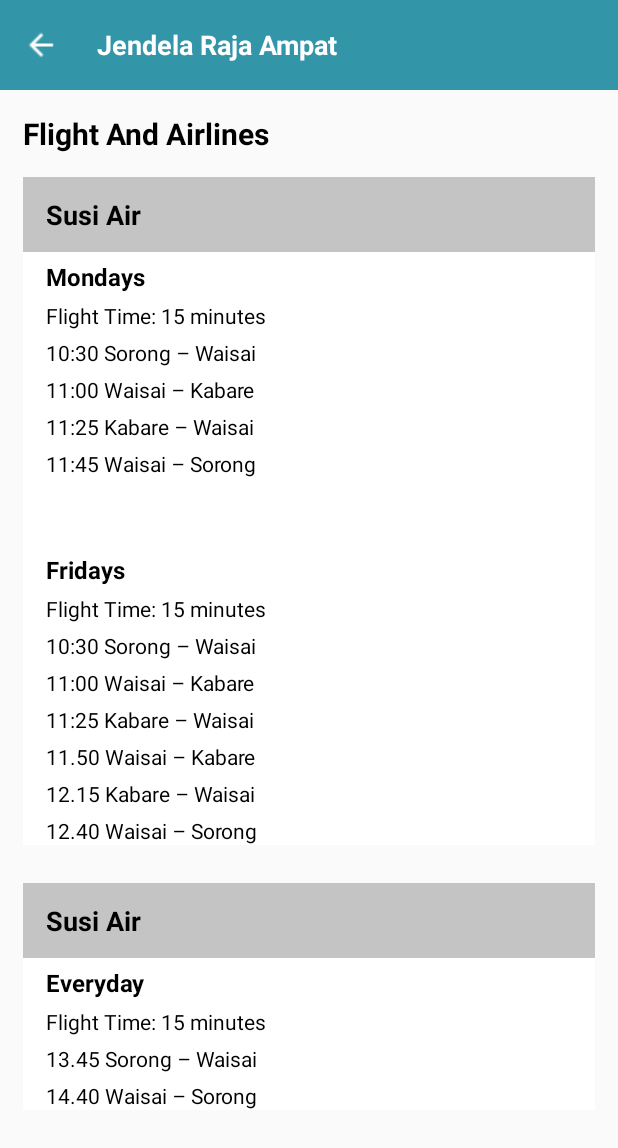
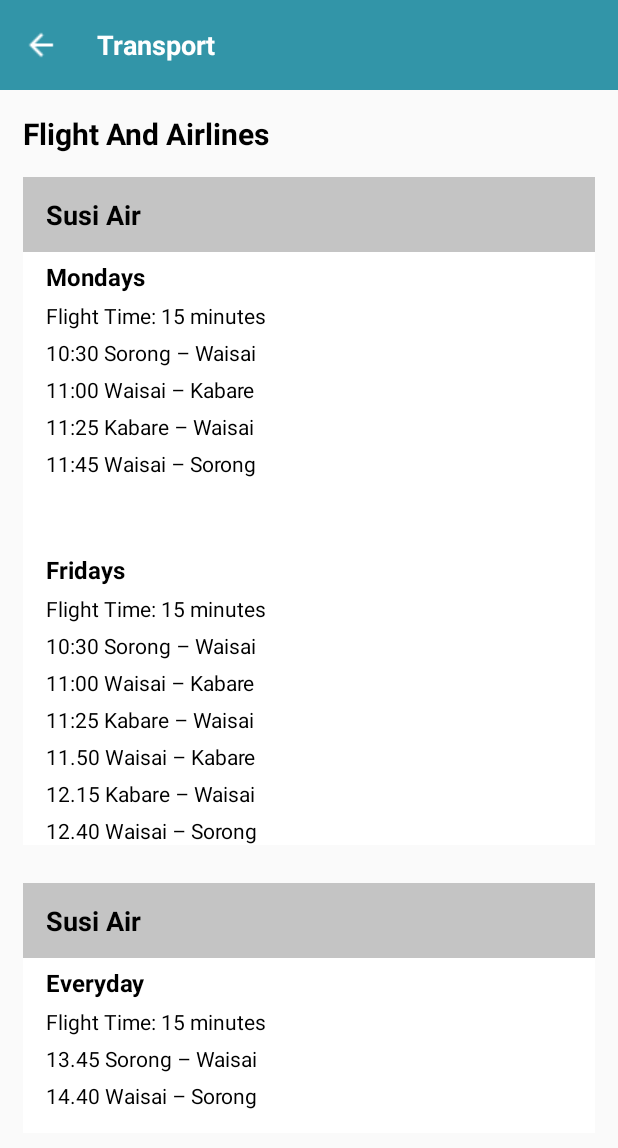
Before and after one commit to Mukhlashin/RajaAmpat, an Android app: the TransportActivity screen opened directly, with no data from a screen before it, on a phone screen of 412 x 824 dp. Shown: the top 1148 px of the screen. Run offline under Robolectric (Android 15) with nearby library versions, the phone set to English and light mode, and no system bars.

Commit message:
Disuruh Push...

```diff
--- a/app/src/main/java/com/example/rajaampat/TransportActivity.java
+++ b/app/src/main/java/com/example/rajaampat/TransportActivity.java
@@ -2,7 +2,9 @@
 
 import androidx.appcompat.app.AppCompatActivity;
 
+import android.content.Intent;
 import android.os.Bundle;
+import android.view.View;
 import android.widget.ImageButton;
 
 public class TransportActivity extends AppCompatActivity {
@@ -16,5 +18,13 @@
 
         imgBack = findViewById(R.id.img_back);
 
+        imgBack.setOnClickListener(new View.OnClickListener() {
+            @Override
+            public void onClick(View view) {
+                Intent goToHome = new Intent(TransportActivity.this, HomeActivity.class);
+                startActivity(goToHome);
+            }
+        });
+
     }
 }
--- a/app/src/main/res/layout/activity_transport.xml
+++ b/app/src/main/res/layout/activity_transport.xml
@@ -1,16 +1,11 @@
 <?xml version="1.0" encoding="utf-8"?>
-<ScrollView xmlns:android="http://schemas.android.com/apk/res/android"
+<RelativeLayout xmlns:android="http://schemas.android.com/apk/res/android"
     xmlns:app="http://schemas.android.com/apk/res-auto"
     xmlns:tools="http://schemas.android.com/tools"
     android:layout_width="match_parent"
     android:layout_height="match_parent"
     android:orientation="vertical"
     tools:context=".TransportActivity">
-
-    <LinearLayout
-        android:layout_width="match_parent"
-        android:layout_height="match_parent"
-        android:orientation="vertical">
 
     <LinearLayout
         android:id="@+id/navbarnye"
@@ -32,13 +27,26 @@
             android:layout_height="wrap_content"
             android:layout_gravity="center_vertical"
             android:layout_marginLeft="25dp"
-                android:text="Jendela Raja Ampat"
+            android:text="Transport"
             android:textColor="#FFF"
             android:textStyle="bold"
             android:textSize="18dp"/>
 
     </LinearLayout>
 
+    <ScrollView
+        android:layout_width="match_parent"
+        android:layout_height="match_parent"
+        android:layout_below="@+id/navbarnye">
+
+        <RelativeLayout
+            android:layout_width="match_parent"
+            android:layout_height="match_parent" >
+
+        <LinearLayout
+            android:layout_width="match_parent"
+            android:layout_height="match_parent"
+            android:orientation="vertical">
 
             <TextView
                 android:layout_width="wrap_content"
@@ -48,11 +56,6 @@
                 android:textStyle="bold"
                 android:textColor="#000"
                 android:textSize="20sp"/>
-
-        <LinearLayout
-            android:layout_width="match_parent"
-            android:layout_height="match_parent"
-            android:orientation="vertical">
 
             <LinearLayout
                 android:layout_width="match_parent"
@@ -294,6 +297,7 @@
                         android:text="14.40 Waisai – Sorong"
                         android:layout_marginHorizontal="15dp"
                         android:layout_marginTop="5dp"
+                        android:layout_marginBottom="15dp"
                         android:textStyle="normal"
                         android:textColor="#000"
                         android:textSize="14sp" />
@@ -304,6 +308,8 @@
 
         </LinearLayout>
 
-    </LinearLayout>
+        </RelativeLayout>
 
     </ScrollView>
+
+</RelativeLayout>
```
Also changed, not shown: app/src/main/res/layout/activity_home.xml (+20 -15 lines). Lines whose indentation alone changed are shown as unchanged.
